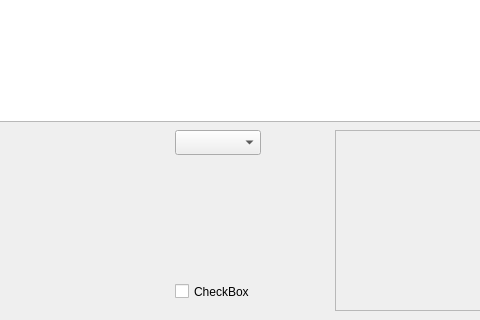
Before: the Qt Designer form widgetbolatabla.ui in Crespuig/bolas, drawn with Qt 5; both pictures show x 105 to 585 and y 280 to 600 of the 1033 by 600 pixel window.
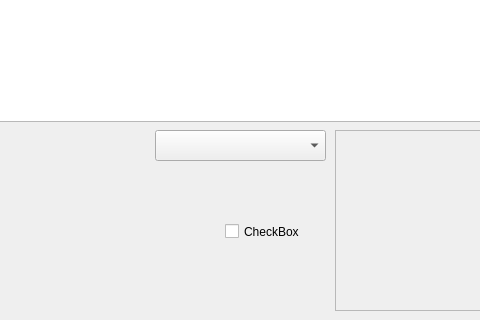
After: the same form once the commit is applied.

```diff
--- a/widgetbolatabla.ui
+++ b/widgetbolatabla.ui
@@ -26,8 +26,8 @@
   <widget class="QCheckBox" name="checkBoxHijas">
    <property name="geometry">
     <rect>
-     <x>280</x>
-     <y>560</y>
+     <x>330</x>
+     <y>500</y>
      <width>92</width>
      <height>23</height>
     </rect>
@@ -39,10 +39,10 @@
   <widget class="QComboBox" name="listaHijas">
    <property name="geometry">
     <rect>
-     <x>280</x>
+     <x>260</x>
      <y>410</y>
-     <width>86</width>
-     <height>25</height>
+     <width>171</width>
+     <height>31</height>
     </rect>
    </property>
   </widget>
```
